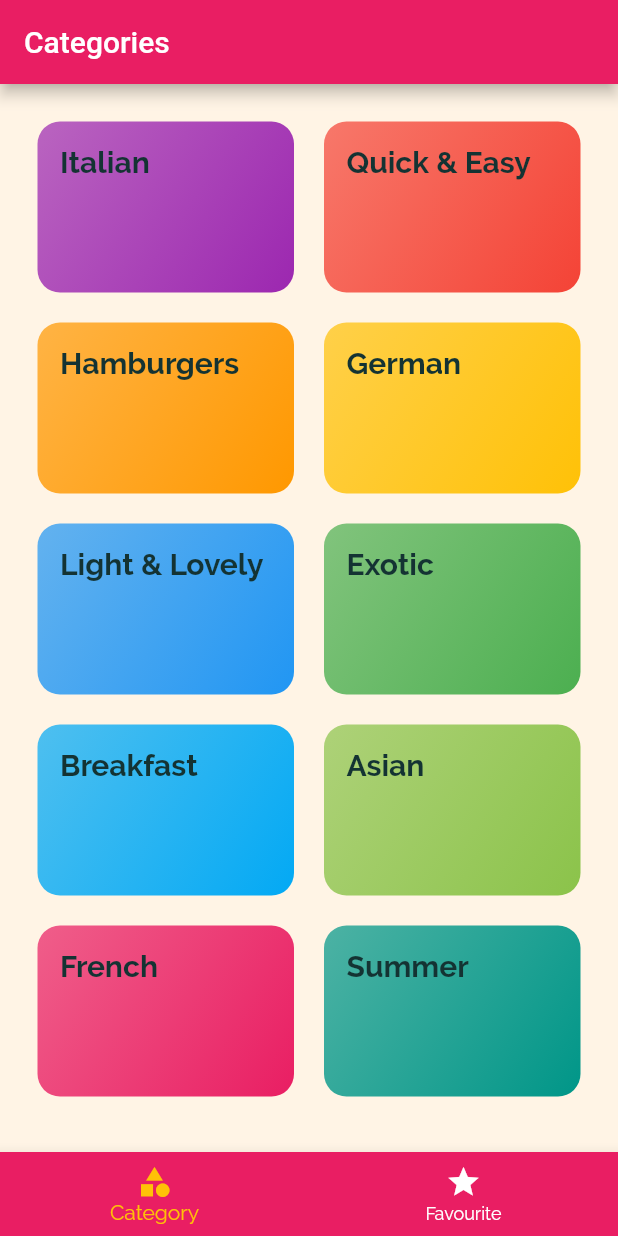
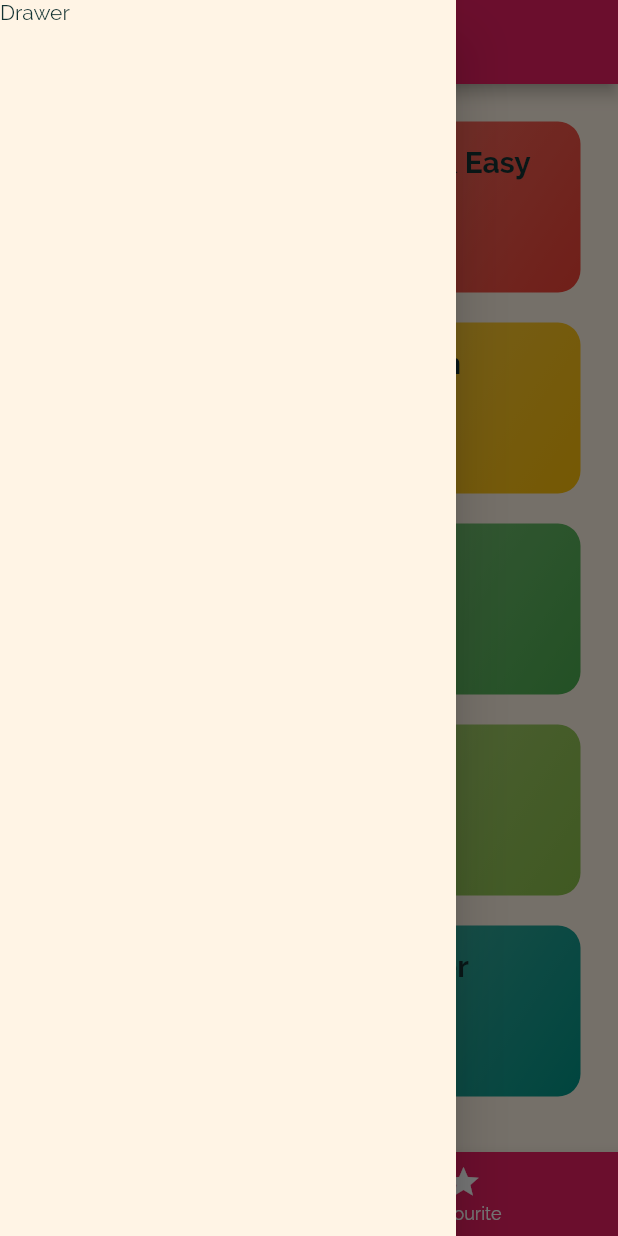
Before and after one commit to KurbanAli6615/Flutter-Dart, a Flutter app: the screen it shows after launch, with the side drawer open (before the commit the screen has no drawer), on a phone screen of 412 x 824 dp. Run offline on Flutter 3.47's test engine with Material 2 defaults, Android fonts, the phone set to English and light mode, and no system bars.

Commit message:
Ui & Code changes

```diff
--- a/deli_meals/lib/screens/tabs_screen.dart
+++ b/deli_meals/lib/screens/tabs_screen.dart
@@ -34,6 +34,9 @@ class _TabsScreenState extends State<TabsScreen> {
     return Scaffold(
       appBar: AppBar(
         title: Text(_pages[_selectedPage]["title"]),
+      ),
+      drawer: Drawer(
+        child: Text("Drawer"),
       ),
       body: _pages[_selectedPage]["page"],
       bottomNavigationBar: BottomNavigationBar(
```
Also changed, not shown: 1 other file.
